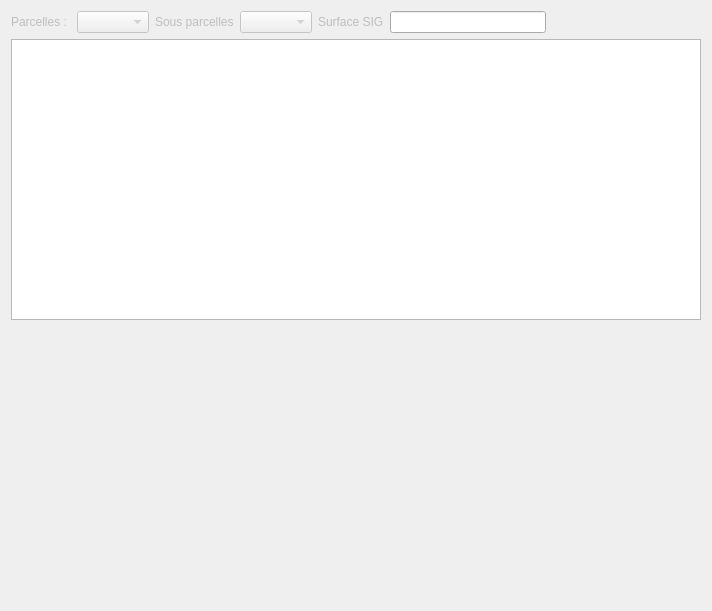
Before: the Qt Designer form qsequoia2/modules/table_check/table_check.ui in SequoiApp/Qsequoia2, drawn with Qt 5.
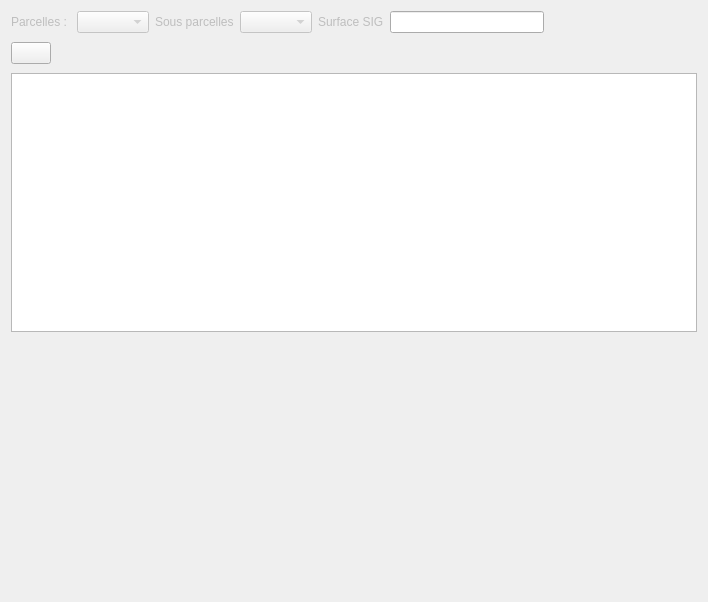
After: the same form once the commit is applied.

Commit message: reafoctor table_check

```diff
--- a/qsequoia2/modules/table_check/table_check.ui
+++ b/qsequoia2/modules/table_check/table_check.ui
@@ -6,8 +6,8 @@
    <rect>
     <x>0</x>
     <y>0</y>
-    <width>712</width>
-    <height>611</height>
+    <width>708</width>
+    <height>602</height>
    </rect>
   </property>
   <property name="windowTitle">
@@ -82,6 +82,37 @@
      </item>
     </layout>
    </item>
+   <item>
+    <layout class="QHBoxLayout" name="horizontalLayout">
+     <item>
+      <widget class="QPushButton" name="btn_refresh">
+       <property name="text">
+        <string/>
+       </property>
+      </widget>
+     </item>
+     <item>
+      <widget class="QLabel" name="lbl_ua_status">
+       <property name="text">
+        <string>&lt;html&gt;&lt;head/&gt;&lt;body&gt;&lt;p align=&quot;right&quot;&gt;&lt;br/&gt;&lt;/p&gt;&lt;/body&gt;&lt;/html&gt;</string>
+       </property>
+      </widget>
+     </item>
+     <item>
+      <spacer name="horizontalSpacer">
+       <property name="orientation">
+        <enum>Qt::Horizontal</enum>
+       </property>
+       <property name="sizeHint" stdset="0">
+        <size>
+         <width>40</width>
+         <height>20</height>
+        </size>
+       </property>
+      </spacer>
+     </item>
+    </layout>
+   </item>
    <item>
     <widget class="QTableWidget" name="forestTable"/>
    </item>
```
The commit also changes 5 other files.
